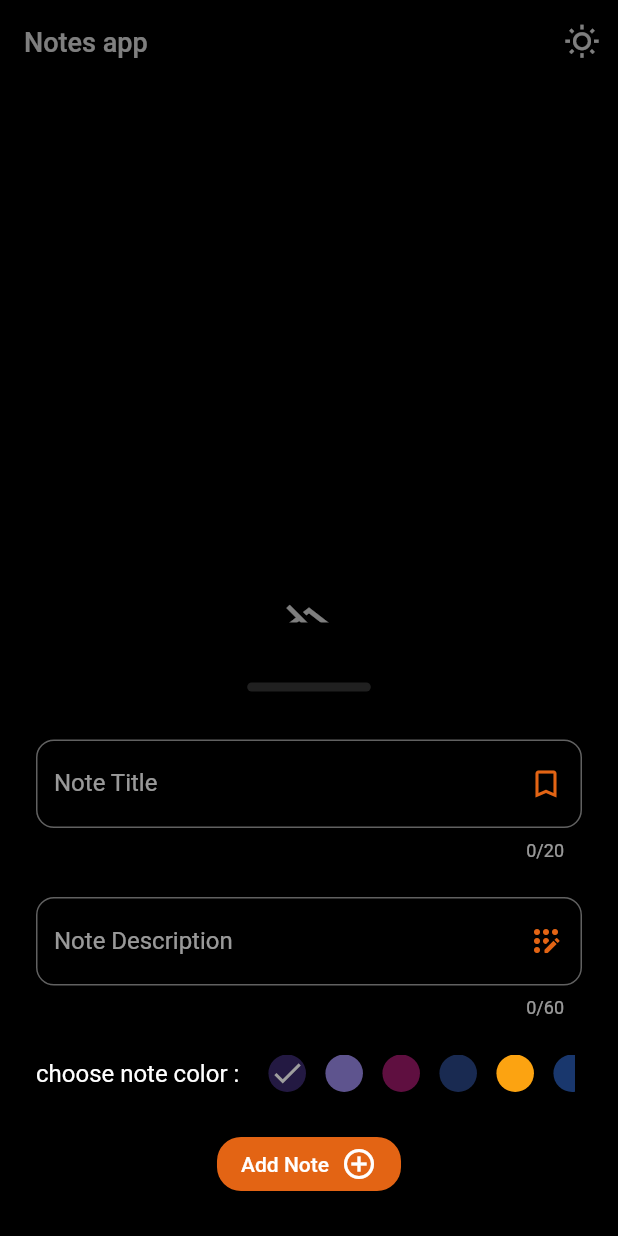
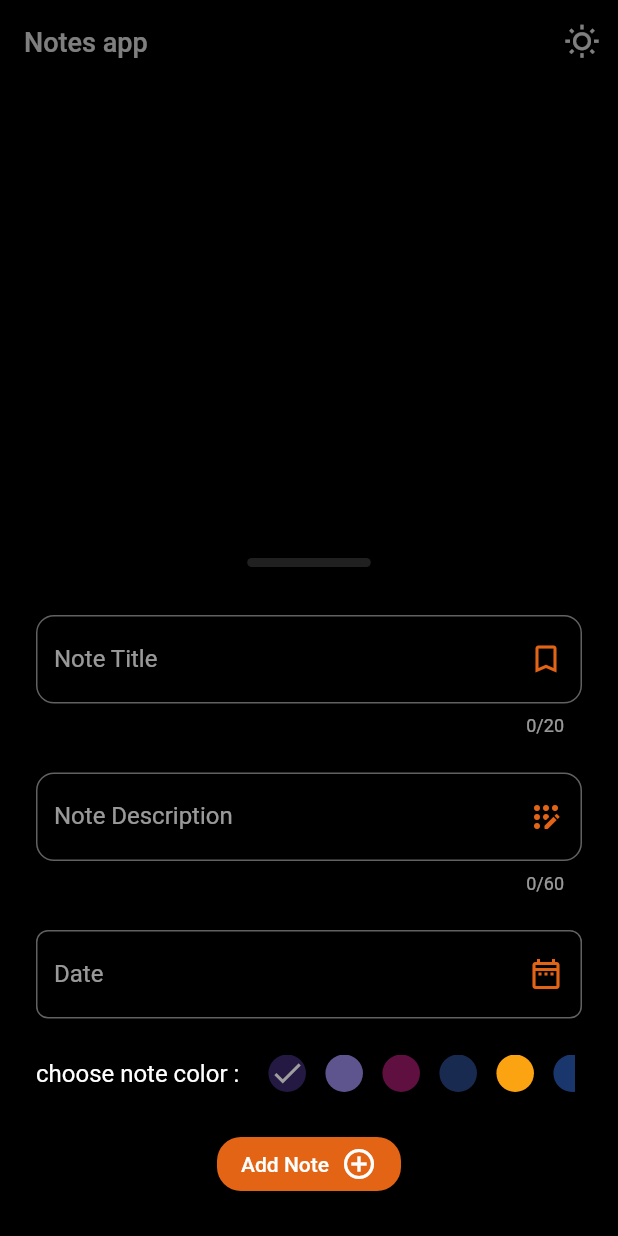
Before and after one commit to AMG2001/flutter_courses_and_projects, a Flutter app: the screen it shows after launch, after a tap on the "nightlight" icon, after a tap on the "add" icon, on a phone screen of 412 x 824 dp. Run offline on Flutter 3.47's test engine with Material 2 defaults, Android fonts, the light colour scheme and no system bars; our stand-ins replace animated_theme_switcher, audioplayers, flutter_swipe_action_cell, get, google_fonts, hive_flutter; accounts and stored records are empty.

Commit message:
note date picker added , remain solve update

```diff
--- a/Tharwat samy Course/Notes app - S13/notes_app/lib/config/db/notes_box.dart
+++ b/Tharwat samy Course/Notes app - S13/notes_app/lib/config/db/notes_box.dart
@@ -9,7 +9,8 @@ class NotesBox {
   String _key_noteDescription = "note_description";
   String _key_id = 'note_id';
   String _key_color_value = 'note_color_value';
-  String _key_note_date_and_time = 'note_time';
+  String _key_note_date = 'note_date';
+  String _key_note_time = 'note_time';
 
   NotesBox._privateConstructor();
 
@@ -26,10 +27,10 @@ class NotesBox {
   Future<void> addNewNote(
       {required String noteTitle,
       required String noteDescription,
-      required String note_date_and_time,
+      required String noteDate,
       required int note_color_value}) async {
     Map<String, dynamic> note_in_map = {
-      _key_note_date_and_time: note_date_and_time,
+      _key_note_date: noteDate,
       _key_noteTitle: noteTitle,
       _key_noteDescription: noteDescription,
       _key_color_value: note_color_value
@@ -49,7 +50,7 @@ class NotesBox {
           noteTitle: item[_key_noteTitle],
           noteDescription: item[_key_noteDescription],
           noteBackgroundColor: Color(item[_key_color_value]),
-          noteDate: item[_key_note_date_and_time]);
+          noteDate: item[_key_note_date]);
     }).toList();
     return list_of_notes_items;
   }
@@ -62,10 +63,10 @@ class NotesBox {
       {required int note_id,
       required String noteTitle,
       required String noteDescription,
-      required String note_date_and_time,
+      required String note_date,
       required int note_color_value}) async {
     Map<String, dynamic> note_in_map = {
-      _key_note_date_and_time: note_date_and_time,
+      _key_note_date: note_date,
       _key_noteTitle: noteTitle,
       _key_noteDescription: noteDescription,
       _key_color_value: note_color_value
--- a/Tharwat samy Course/Notes app - S13/notes_app/lib/config/theme/application_theme.dart
+++ b/Tharwat samy Course/Notes app - S13/notes_app/lib/config/theme/application_theme.dart
@@ -217,6 +217,8 @@ class ApplicationTheme {
       /**
   * -------------------------- AppBar Theme --------------------------
   */
+
+      colorScheme: ColorScheme.fromSeed(seedColor: Color(0xffe36414),),
       appBarTheme: AppBarTheme(
         iconTheme: IconThemeData(color: Colors.black),
         backgroundColor: Colors.white,
--- a/Tharwat samy Course/Notes app - S13/notes_app/lib/main.dart
+++ b/Tharwat samy Course/Notes app - S13/notes_app/lib/main.dart
@@ -21,7 +21,7 @@ class NotesApp extends StatelessWidget {
         init: ApplicationThemeController.instance,
         builder: (themeController) {
           return ThemeProvider(
-            duration: Duration(seconds: 1),
+            duration: const Duration(seconds: 1),
             initTheme: themeController.currentTheme,
             builder: (context, theme) {
               return GetMaterialApp(
--- a/Tharwat samy Course/Notes app - S13/notes_app/lib/pages/home_page/bottom_sheet_view/bottom_sheet_view.dart
+++ b/Tharwat samy Course/Notes app - S13/notes_app/lib/pages/home_page/bottom_sheet_view/bottom_sheet_view.dart
@@ -3,17 +3,23 @@ import 'package:notes_app/config/device_dimensions.dart';
 import 'package:notes_app/config/theme/application_theme_controller.dart';
 import 'package:notes_app/controllers/notes_controller.dart';
 import 'package:notes_app/pages/home_page/bottom_sheet_view/bottom_sheet_view_components/btn_add_note.dart';
+import 'package:notes_app/pages/home_page/bottom_sheet_view/bottom_sheet_view_components/date_time_tf.dart';
 import 'package:notes_app/pages/home_page/bottom_sheet_view/bottom_sheet_view_components/grey_header_container.dart';
 import 'package:notes_app/pages/home_page/bottom_sheet_view/bottom_sheet_view_components/note_description_tf.dart';
 import 'package:notes_app/pages/home_page/bottom_sheet_view/bottom_sheet_view_components/note_title_tf.dart';
 import 'package:notes_app/pages/home_page/note_item/note_item.dart';
 import 'package:get/get.dart';
 
-void BottomSheetView(
-    {required BuildContext context,
+void BottomSheetView({
+  required BuildContext context,
   required GlobalKey<FormState> formKey,
-    required TextEditingController noteTitleTextEditingController,
-    required TextEditingController noteDescriptionTextEditingController}) {
+}) {
+  NoteDescriptionTextField noteDescriptionTextField =
+      NoteDescriptionTextField();
+
+  NoteDateTextField noteDateTextField = NoteDateTextField();
+
+  NoteTitleTextField noteTitleTextField = NoteTitleTextField();
   showModalBottomSheet(
     shape: RoundedRectangleBorder(
       borderRadius: BorderRadius.only(
@@ -39,18 +45,30 @@ void BottomSheetView(
               child: Column(
                 children: [
                   GreyHeaderContainer(),
-                  NoteTitleTextField(
-                      noteTitleTextEditingController:
-                          noteTitleTextEditingController),
-                  SizedBox(
+                  /*
+                  ************************* Note Title TF *****************************
+                  */
+                  noteTitleTextField,
+                  const SizedBox(
                     height: 24,
                   ),
-                  NoteDescriptionTextField(
-                      noteDescriptionTextEditingController:
-                          noteDescriptionTextEditingController),
-                  SizedBox(
+                  /*
+                  ************************* Note Description TF *****************************
+                  */
+                  noteDescriptionTextField,
+                  const SizedBox(
                     height: 24,
                   ),
+                  /*
+                  ************************* Note Date TF *****************************
+                  */
+                  noteDateTextField,
+                  const SizedBox(
+                    height: 24,
+                  ),
+                  /*
+                  ************************* Row of Notes background Colors *****************************
+                  */
                   Row(
                     children: [
                       Text(
@@ -60,19 +78,17 @@ void BottomSheetView(
                                 ? Colors.white
                                 : Colors.black),
                       ),
-                      SizedBox(
+                      const SizedBox(
                         width: 14,
                       ),
-                      GetBuilder<NotesController>(
-                          init: NotesController(),
-                          builder: (notesController) {
+                      GetBuilder<NotesController>(builder: (notesController) {
                         return Container(
                           height: 25,
                           width: DeviceDimensions.width * .5,
                           child: ListView.builder(
                             shrinkWrap: true,
-                                itemCount: notesController
-                                    .noteColorsPalleteList.length,
+                            itemCount:
+                                notesController.noteColorsPalleteList.length,
                             itemBuilder: (context, index) {
                               return notesController
                                   .noteColorsPalleteList[index];
@@ -83,15 +99,15 @@ void BottomSheetView(
                       }),
                     ],
                   ),
-                  SizedBox(
+                  const SizedBox(
                     height: 24,
                   ),
                   AddNoteButton(
                     formKey: formKey,
-                    noteTitleTextEditingController:
-                        noteTitleTextEditingController,
-                    noteDescriptionTextEditingController:
-                        noteDescriptionTextEditingController,
+                    noteTitle: noteTitleTextField.get_noteTitleText,
+                    noteDescription:
+                        noteDescriptionTextField.get_noteDescriptionText,
+                    noteDate: noteDateTextField.getChoosenDateInString,
                   )
                 ],
               ),
--- a/Tharwat samy Course/Notes app - S13/notes_app/lib/pages/home_page/bottom_sheet_view/bottom_sheet_view_components/btn_add_note.dart
+++ b/Tharwat samy Course/Notes app - S13/notes_app/lib/pages/home_page/bottom_sheet_view/bottom_sheet_view_components/btn_add_note.dart
@@ -4,31 +4,36 @@ import 'package:notes_app/controllers/notes_controller.dart';
 import 'package:notes_app/pages/home_page/bottom_sheet_view/bottom_sheet_view.dart';
 
 class AddNoteButton extends StatelessWidget {
-  TextEditingController noteTitleTextEditingController;
-  TextEditingController noteDescriptionTextEditingController;
+  String noteTitle;
+  String noteDescription;
+  String noteDate;
   GlobalKey<FormState> formKey;
   AddNoteButton(
       {required this.formKey,
-      required this.noteTitleTextEditingController,
-      required this.noteDescriptionTextEditingController});
-
+      required this.noteTitle,
+      required this.noteDescription,
+      required this.noteDate});
   @override
   Widget build(BuildContext context) {
     return GetBuilder<NotesController>(builder: (notesController) {
       return ElevatedButton(
         style: ButtonStyle(
           padding: MaterialStateProperty.all<EdgeInsets>(
-            EdgeInsets.symmetric(vertical: 4, horizontal: 16),
+            const EdgeInsets.symmetric(vertical: 4, horizontal: 16),
           ),
           backgroundColor: MaterialStateProperty.all<Color>(
-            Color(0xffe36414),
+            const Color(0xffe36414),
           ),
         ),
         onPressed: () {
           if (formKey.currentState!.validate()) {
+            print('Note title : ${noteTitle}');
+            print('Note Description : ${noteDescription}');
+            print('Note Date : ${noteDate}');
             notesController.addNewNote(
-                noteTitle: noteTitleTextEditingController.text,
-                noteDescription: noteDescriptionTextEditingController.text,
+                noteTitle: noteTitle,
+                noteDescription: noteDescription,
+                noteDate: noteDate,
                 noteBackgroundColor:
                     notesController.defaultNoteBackgroundColor);
             Get.back();
@@ -36,7 +41,7 @@ class AddNoteButton extends StatelessWidget {
         },
         child: Row(
           mainAxisSize: MainAxisSize.min,
-          children: [
+          children: const [
             Text(
               "Add Note",
               style: TextStyle(fontWeight: FontWeight.w500),
--- /dev/null
+++ b/Tharwat samy Course/Notes app - S13/notes_app/lib/pages/home_page/bottom_sheet_view/bottom_sheet_view_components/date_time_tf.dart
@@ -0,0 +1,36 @@
+import 'package:flutter/material.dart';
+import 'package:intl/intl.dart';
+
+class NoteDateTextField extends StatelessWidget {
+  TextEditingController controller = TextEditingController();
+  String choosenDateInString = '';
+  @override
+  Widget build(BuildContext context) {
+    return TextField(
+      decoration: const InputDecoration(
+          labelText: 'Date', suffixIcon: Icon(Icons.date_range_outlined)),
+      controller: controller,
+      onTap: () async {
+        await showDatePicker(
+                context: context,
+                initialDate: DateTime.now(),
+                firstDate: DateTime.now(),
+                lastDate: DateTime(2100))
+            .then((value) {
+          if (value != null) {
+            controller.text = DateFormat.MMMEd().format(value).toString();
+          } else {
+            controller.text = 'Date is not choosen !!';
+          }
+        });
+      },
+    );
+  }
+
+  void setText({required String text}) {
+    choosenDateInString = text;
+    controller.text = text;
+  }
+
+  String get getChoosenDateInString => controller.text;
+}
--- a/Tharwat samy Course/Notes app - S13/notes_app/lib/pages/home_page/bottom_sheet_view/bottom_sheet_view_components/grey_header_container.dart
+++ b/Tharwat samy Course/Notes app - S13/notes_app/lib/pages/home_page/bottom_sheet_view/bottom_sheet_view_components/grey_header_container.dart
@@ -11,7 +11,7 @@ class GreyHeaderContainer extends StatelessWidget {
         color: Colors.grey.withOpacity(0.2),
         borderRadius: BorderRadius.circular(32),
       ),
-      margin: EdgeInsets.only(top: 16, bottom: 32),
+      margin: const EdgeInsets.only(top: 16, bottom: 32),
       width: DeviceDimensions.width * .2,
       height: 6,
     );
--- a/Tharwat samy Course/Notes app - S13/notes_app/lib/pages/home_page/bottom_sheet_view/bottom_sheet_view_components/note_description_tf.dart
+++ b/Tharwat samy Course/Notes app - S13/notes_app/lib/pages/home_page/bottom_sheet_view/bottom_sheet_view_components/note_description_tf.dart
@@ -1,9 +1,13 @@
 import 'package:flutter/material.dart';
 
 class NoteDescriptionTextField extends StatelessWidget {
-  TextEditingController noteDescriptionTextEditingController;
-  NoteDescriptionTextField(
-      {required this.noteDescriptionTextEditingController});
+  TextEditingController tec_noteDescription = TextEditingController();
+
+  String get get_noteDescriptionText => tec_noteDescription.text;
+
+  void set_noteDescriptionText({required String text}) {
+    tec_noteDescription.text = text;
+  }
 
   @override
   Widget build(BuildContext context) {
@@ -14,9 +18,9 @@ class NoteDescriptionTextField extends StatelessWidget {
           return 'you can\'t leave this field empty';
         }
       },
-      controller: noteDescriptionTextEditingController,
+      controller: tec_noteDescription,
       decoration: InputDecoration(
-        suffixIcon: Icon(Icons.app_registration_rounded),
+        suffixIcon: const Icon(Icons.app_registration_rounded),
         labelText: 'Note Description',
         hintText: 'Enter your note description',
         border: OutlineInputBorder(
--- a/Tharwat samy Course/Notes app - S13/notes_app/lib/pages/home_page/bottom_sheet_view/bottom_sheet_view_components/note_title_tf.dart
+++ b/Tharwat samy Course/Notes app - S13/notes_app/lib/pages/home_page/bottom_sheet_view/bottom_sheet_view_components/note_title_tf.dart
@@ -1,21 +1,29 @@
 import 'package:flutter/material.dart';
 
 class NoteTitleTextField extends StatelessWidget {
-  TextEditingController noteTitleTextEditingController;
-  NoteTitleTextField({required this.noteTitleTextEditingController});
+  TextEditingController tec_noteTitle = TextEditingController();
+
+  String get get_noteTitleText => tec_noteTitle.text;
+
+  void setNoteTitle({required String text}) {
+    tec_noteTitle.text = text;
+  }
 
   @override
   Widget build(BuildContext context) {
     return TextFormField(
+      onChanged: (value) {
+        print(get_noteTitleText);
+      },
       validator: (value) {
         if (value!.isEmpty || value == '') {
           return 'you can\'t leave this field empty';
         }
       },
-      controller: noteTitleTextEditingController,
+      controller: tec_noteTitle,
       maxLength: 20,
       decoration: InputDecoration(
-        suffixIcon: Icon(Icons.turned_in_not),
+        suffixIcon: const Icon(Icons.turned_in_not),
         labelText: 'Note Title',
         hintText: 'Enter your note title',
         border: OutlineInputBorder(
--- a/Tharwat samy Course/Notes app - S13/notes_app/lib/pages/home_page/bottom_sheet_view/color_circle.dart
+++ b/Tharwat samy Course/Notes app - S13/notes_app/lib/pages/home_page/bottom_sheet_view/color_circle.dart
@@ -30,7 +30,7 @@ class _ColorCircleState extends State<ColorCircle> {
               });
             },
           ),
-          SizedBox(
+          const SizedBox(
             width: 10,
           )
         ],
--- a/Tharwat samy Course/Notes app - S13/notes_app/lib/pages/home_page/home_page_components/home_page_app_bar.dart
+++ b/Tharwat samy Course/Notes app - S13/notes_app/lib/pages/home_page/home_page_components/home_page_app_bar.dart
@@ -5,7 +5,7 @@ import 'package:notes_app/config/theme/application_theme.dart';
 import 'package:notes_app/config/theme/application_theme_controller.dart';
 
 final homePageAppBar = AppBar(
-  title: Text(
+  title: const Text(
     "Notes app",
     style: TextStyle(fontSize: 18),
   ),
@@ -20,8 +20,8 @@ final homePageAppBar = AppBar(
                       newValue: !themeController.isDark));
             },
             icon: themeController.isDark
-                ? Icon(Icons.wb_sunny_outlined)
-                : Icon(Icons.nightlight_outlined),
+                ? const Icon(Icons.wb_sunny_outlined)
+                : const Icon(Icons.nightlight_outlined),
           );
         },
       );
--- a/Tharwat samy Course/Notes app - S13/notes_app/lib/pages/home_page/home_page_components/home_page_floating_action_button.dart
+++ b/Tharwat samy Course/Notes app - S13/notes_app/lib/pages/home_page/home_page_components/home_page_floating_action_button.dart
@@ -5,20 +5,15 @@ import 'package:notes_app/pages/home_page/note_item/note_item.dart';
 
 class HomePageFloatingActionButton extends StatelessWidget {
   GlobalKey<FormState> _formKey = GlobalKey<FormState>();
-  TextEditingController noteTitleTextEditingController =
-      TextEditingController();
-  TextEditingController noteDescriptionTextEditingController =
-      TextEditingController();
+
   @override
   Widget build(BuildContext context) {
     return FloatingActionButton(
       onPressed: () {
         BottomSheetView(
-            context: context,
-            formKey: _formKey,
-            noteDescriptionTextEditingController:
-                noteDescriptionTextEditingController,
-            noteTitleTextEditingController: noteTitleTextEditingController);
+          context: context,
+          formKey: _formKey,
+        );
       },
       child: const Icon(
         Icons.add,
```
Also changed, not shown: Tharwat samy Course/Notes app - S13/notes_app/lib/controllers/notes_controller.dart (+5 -4 lines), Tharwat samy Course/Notes app - S13/notes_app/lib/pages/edit_note_page/edit_note_page.dart (+36 -49 lines), Tharwat samy Course/Notes app - S13/notes_app/lib/pages/edit_note_page/edit_page_components/update_note_button.dart (added, +54 -0 lines), Tharwat samy Course/Notes app - S13/notes_app/lib/pages/home_page/note_item/note_item.dart (+5 -5 lines). Lines whose indentation alone changed are shown as unchanged.
